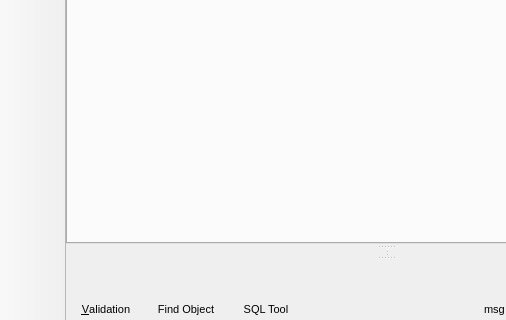
First picture: the form in libpgmodeler_ui/ui/mainwindow.ui, repository pgmodeler/pgmodeler, before the edit; both pictures show x 0 to 506 and y 318 to 638 of the 1000 by 638 pixel window.
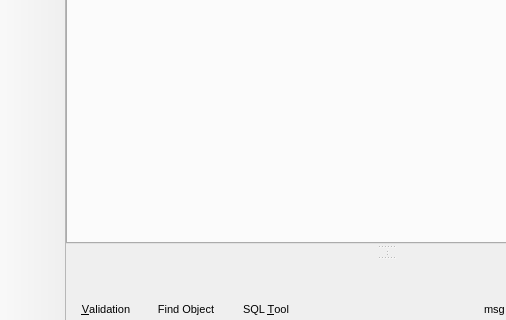
Second picture: the form after the edit. Icons and pictures are not drawn.

Commit message: Minor update on shortcuts and tooltips of bottom control bar buttons.

The edit to the form file:
```diff
--- a/libpgmodeler_ui/ui/mainwindow.ui
+++ b/libpgmodeler_ui/ui/mainwindow.ui
@@ -328,7 +328,7 @@
           </font>
          </property>
          <property name="text">
-          <string>SQL Tool</string>
+          <string>SQL &amp;Tool</string>
          </property>
          <property name="icon">
           <iconset resource="../res/resources.qrc">
```
Left out of the diff: 17 changed lines with no effect on the pictures.
